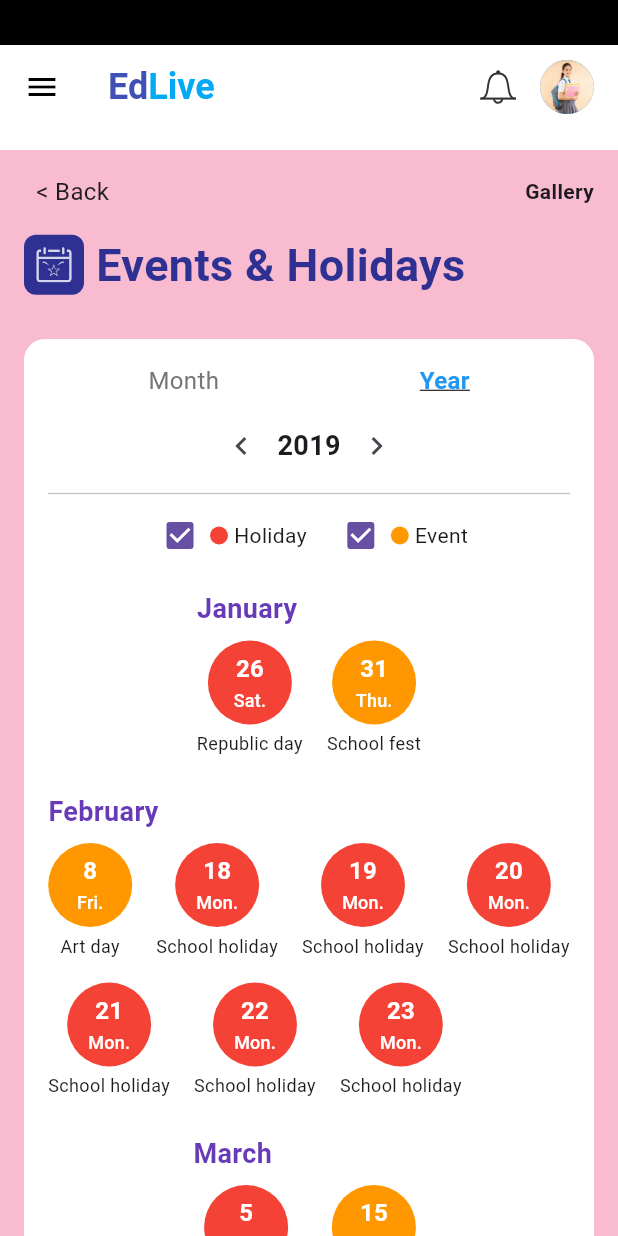
After one commit to Sathiya-Developer007/EDLive-SchoolApp, a Flutter app: the EventsHolidaysPage screen opened directly, on a phone screen of 412 x 824 dp. The commit adds this screen. Run offline on Flutter 3.47's test engine with Material 3 defaults, Android fonts, the phone set to English and light mode, and no system bars; our stand-ins replace flutter_svg, shared_preferences; accounts and stored records are empty.

Commit message:
working in events & holidays page

```diff
--- /dev/null
+++ b/lib/screens/students/events_holidays_page.dart
@@ -0,0 +1,349 @@
+import 'package:flutter/material.dart';
+import 'package:flutter_svg/flutter_svg.dart';
+
+import 'package:school_app/widgets/student_app_bar.dart';
+import 'student_menu_drawer.dart';
+
+class EventsHolidaysPage extends StatefulWidget {
+  const EventsHolidaysPage({Key? key}) : super(key: key);
+
+  @override
+  State<EventsHolidaysPage> createState() => _EventsHolidaysPageState();
+}
+
+class _EventsHolidaysPageState extends State<EventsHolidaysPage> {
+  int selectedYear = 2019;
+  bool isMonthSelected = false;
+
+  bool isHolidayChecked = true;
+bool isEventChecked = true;
+
+  final Map<String, List<Map<String, String>>> yearlyEvents = {
+    'January': [
+      {
+        'day': '26',
+        'weekday': 'Sat.',
+        'type': 'Holiday',
+        'label': 'Republic day',
+      },
+      {'day': '31', 'weekday': 'Thu.', 'type': 'Event', 'label': 'School fest'},
+    ],
+    'February': [
+      {'day': '8', 'weekday': 'Fri.', 'type': 'Event', 'label': 'Art day'},
+      {
+        'day': '18',
+        'weekday': 'Mon.',
+        'type': 'Holiday',
+        'label': 'School holiday',
+      },
+      {
+        'day': '19',
+        'weekday': 'Mon.',
+        'type': 'Holiday',
+        'label': 'School holiday',
+      },
+      {
+        'day': '20',
+        'weekday': 'Mon.',
+        'type': 'Holiday',
+        'label': 'School holiday',
+      },
+      {
+        'day': '21',
+        'weekday': 'Mon.',
+        'type': 'Holiday',
+        'label': 'School holiday',
+      },
+      {
+        'day': '22',
+        'weekday': 'Mon.',
+        'type': 'Holiday',
+        'label': 'School holiday',
+      },
+      {
+        'day': '23',
+        'weekday': 'Mon.',
+        'type': 'Holiday',
+        'label': 'School holiday',
+      },
+    ],
+    'March': [
+      {
+        'day': '5',
+        'weekday': 'Tue.',
+        'type': 'Holiday',
+        'label': 'Spring Break',
+      },
+      {
+        'day': '15',
+        'weekday': 'Fri.',
+        'type': 'Event',
+        'label': 'Science Fair',
+      },
+    ],
+    'April': [
+      {
+        'day': '14',
+        'weekday': 'Sun.',
+        'type': 'Holiday',
+        'label': 'Ambedkar Jayanti',
+      },
+      {'day': '22', 'weekday': 'Mon.', 'type': 'Event', 'label': 'Earth Day'},
+    ],
+    // Add more months similarly...
+  };
+
+  @override
+  Widget build(BuildContext context) {
+    return Scaffold(
+      backgroundColor: Colors.pink[100],
+      appBar: StudentAppBar(),
+      drawer: StudentMenuDrawer(),
+      body: SafeArea(
+        child: Column(
+          children: [
+            // Header
+            Padding(
+              padding: const EdgeInsets.all(16),
+              child: Row(
+                children: [
+                  const SizedBox(width: 8),
+                  GestureDetector(
+                    onTap: () {
+                      Navigator.pop(
+                        context,
+                      ); // 👈 This goes back to the previous screen
+                    },
+                    child: const Text('< Back', style: TextStyle(fontSize: 16)),
+                  ),
+                  const Spacer(),
+                  const Text(
+                    'Gallery',
+                    style: TextStyle(fontWeight: FontWeight.bold),
+                  ),
+                ],
+              ),
+            ),
+            Padding(
+              padding: EdgeInsets.symmetric(horizontal: 16.0),
+              child: Row(
+                children: [
+                  Container(
+                    padding: const EdgeInsets.all(8),
+                    decoration: BoxDecoration(
+                      color: Color(0xFF2E3192), // background color for icon
+                      borderRadius: BorderRadius.circular(8),
+                    ),
+                    child: SvgPicture.asset(
+                      'assets/icons/events.svg', // ✅ your events icon path
+                      width: 24,
+                      height: 24,
+                      color: Colors.white, // icon color inside
+                    ),
+                  ),
+                  const SizedBox(width: 8),
+                  const Text(
+                    'Events & Holidays',
+                    style: TextStyle(
+                      fontSize: 30,
+                      fontWeight: FontWeight.bold,
+                      color: Color(0xFF2E3192), // ✅ title font color
+                    ),
+                  ),
+                ],
+              ),
+            ),
+            const SizedBox(height: 12),
+
+            // Year Navigation
+            Container(
+              margin: const EdgeInsets.all(16),
+              padding: const EdgeInsets.symmetric(vertical: 16, horizontal: 16),
+              decoration: BoxDecoration(
+                color: Colors.white,
+                borderRadius: BorderRadius.circular(14),
+              ),
+              child: Column(
+                children: [
+                  // Toggle (Month | Year)
+                Row(
+  mainAxisAlignment: MainAxisAlignment.spaceAround,
+  children: [
+    GestureDetector(
+      onTap: () {
+        setState(() {
+          isMonthSelected = true;
+        });
+      },
+      child: Text(
+        'Month',
+        style: TextStyle(
+          fontSize: 16,
+          fontWeight: isMonthSelected ? FontWeight.bold : FontWeight.normal,
+          color: isMonthSelected ? Colors.blue : Colors.grey[600],
+          decoration: isMonthSelected ? TextDecoration.underline : TextDecoration.none,
+        ),
+      ),
+    ),
+    GestureDetector(
+      onTap: () {
+        setState(() {
+          isMonthSelected = false;
+        });
+      },
+      child: Text(
+        'Year',
+        style: TextStyle(
+          fontSize: 16,
+          fontWeight: !isMonthSelected ? FontWeight.bold : FontWeight.normal,
+          color: !isMonthSelected ? Colors.blue : Colors.grey[600],
+          decoration: !isMonthSelected ? TextDecoration.underline : TextDecoration.none,
+        ),
+      ),
+    ),
+  ],
+),
+                  const SizedBox(height: 8),
+
+                  // Year selector
+                  Row(
+                    mainAxisAlignment: MainAxisAlignment.center,
+                    children: [
+                      IconButton(
+                        icon: const Icon(Icons.chevron_left),
+                        onPressed: () {
+                          setState(() {
+                            selectedYear--;
+                          });
+                        },
+                      ),
+                      Text(
+                        '$selectedYear',
+                        style: const TextStyle(
+                          fontSize: 18,
+                          fontWeight: FontWeight.bold,
+                        ),
+                      ),
+                      IconButton(
+                        icon: const Icon(Icons.chevron_right),
+                        onPressed: () {
+                          setState(() {
+                            selectedYear++;
+                          });
+                        },
+                      ),
+                    ],
+                  ),
+
+                  const Divider(),
+
+                  // Legend
+                Row(
+  mainAxisAlignment: MainAxisAlignment.center,
+  children: [
+    Row(
+      children: [
+        Checkbox(
+          value: isHolidayChecked,
+          onChanged: (value) {
+            setState(() {
+              isHolidayChecked = value ?? true;
+            });
+          },
+          visualDensity: VisualDensity.compact,
+        ),
+        const CircleAvatar(radius: 6, backgroundColor: Colors.red),
+        const SizedBox(width: 4),
+        const Text('Holiday'),
+      ],
+    ),
+    const SizedBox(width: 16),
+    Row(
+      children: [
+        Checkbox(
+          value: isEventChecked,
+          onChanged: (value) {
+            setState(() {
+              isEventChecked = value ?? true;
+            });
+          },
+          visualDensity: VisualDensity.compact,
+        ),
+        const CircleAvatar(radius: 6, backgroundColor: Colors.orange),
+        const SizedBox(width: 4),
+        const Text('Event'),
+      ],
+    ),
+  ],
+),
+                  const SizedBox(height: 16),
+
+                  // Month-wise Events
+                  for (var month in yearlyEvents.keys)
+                    Column(
+                      crossAxisAlignment: CrossAxisAlignment.start,
+                      children: [
+                        Text(
+                          month,
+                          style: const TextStyle(
+                            fontWeight: FontWeight.bold,
+                            fontSize: 18,
+                            color: Colors.deepPurple,
+                          ),
+                        ),
+                        const SizedBox(height: 8),
+                        Wrap(
+                          spacing: 16,
+                          runSpacing: 16,
+                          children: yearlyEvents[month]!.map((event) {
+                            Color color = event['type'] == 'Holiday'
+                                ? Colors.red
+                                : Colors.orange;
+                            return Column(
+                              children: [
+                                CircleAvatar(
+                                  backgroundColor: color,
+                                  radius: 28,
+                                  child: Column(
+                                    mainAxisAlignment: MainAxisAlignment.center,
+                                    children: [
+                                      Text(
+                                        event['day']!,
+                                        style: const TextStyle(
+                                          color: Colors.white,
+                                          fontWeight: FontWeight.bold,
+                                          fontSize: 16,
+                                        ),
+                                      ),
+                                      Text(
+                                        event['weekday']!,
+                                        style: const TextStyle(
+                                          color: Colors.white,
+                                          fontSize: 12,
+                                        ),
+                                      ),
+                                    ],
+                                  ),
+                                ),
+                                const SizedBox(height: 4),
+                                Text(
+                                  event['label']!,
+                                  textAlign: TextAlign.center,
+                                  style: const TextStyle(fontSize: 12),
+                                ),
+                              ],
+                            );
+                          }).toList(),
+                        ),
+                        const SizedBox(height: 24),
+                      ],
+                    ),
+                ],
+              ),
+            ),
+          ],
+        ),
+      ),
+    );
+  }
+}
--- a/lib/screens/students/student_dashboard.dart
+++ b/lib/screens/students/student_dashboard.dart
@@ -14,6 +14,7 @@ import 'package:school_app/providers/student_task_provider.dart';
 
 import 'student_syllabus_page.dart';
 import 'select_child_page.dart';
+import 'events_holidays_page.dart';
 
 class StudentDashboardPage extends StatefulWidget {
   final Map<String, dynamic> childData;
@@ -237,7 +238,14 @@ void initState() {
   subtitle: '16, Jan 2019, Pongal (Govt. Holiday)',
   iconPath: 'assets/icons/events.svg',
   color: const Color(0xFFF9AFD2),
+  onTap: () {
+    Navigator.push(
+      context,
+      MaterialPageRoute(builder: (_) => const EventsHolidaysPage()),
+    );
+  },
 ),
+
 
                 const SizedBox(height: 12),
                 DashboardTile(
--- a/lib/screens/students/teacher_student_classSection.dart
+++ b/lib/screens/students/teacher_student_classSection.dart
@@ -1,21 +1,21 @@
-import 'dart:convert';
-import 'package:http/http.dart' as http;
-import 'package:school_app/models/teacher_student_classsection.dart';
+// import 'dart:convert';
+// import 'package:http/http.dart' as http;
+// import 'package:school_app/models/teacher_student_classsection.dart';
 
-class StudentService {
-  Future<List<StudentClassSection>> fetchStudents() async {
-    final url = Uri.parse('http://schoolmanagement.canadacentral.cloudapp.azure.com:5000/api/staff/staff/students/list');
+// class StudentService {
+//   Future<List<StudentClassSection>> fetchStudents() async {
+//     final url = Uri.parse('http://schoolmanagement.canadacentral.cloudapp.azure.com:5000/api/staff/staff/students/list');
 
-    final response = await http.get(
-      url,
-      headers: {'accept': '*/*'},
-    );
+//     final response = await http.get(
+//       url,
+//       headers: {'accept': '*/*'},
+//     );
 
-    if (response.statusCode == 200) {
-      List<dynamic> data = jsonDecode(response.body);
-      return data.map((json) => StudentClassSection.fromJson(json)).toList();
-    } else {
-      throw Exception('Failed to load students');
-    }
-  }
-}
+//     if (response.statusCode == 200) {
+//       List<dynamic> data = jsonDecode(response.body);
+//       return data.map((json) => StudentClassSection.fromJson(json)).toList();
+//     } else {
+//       throw Exception('Failed to load students');
+//     }
+//   }
+// }
```
Also changed, not shown: lib/services/api_service.dart (deleted, +0 -57 lines). Lines whose indentation alone changed are shown as unchanged.
